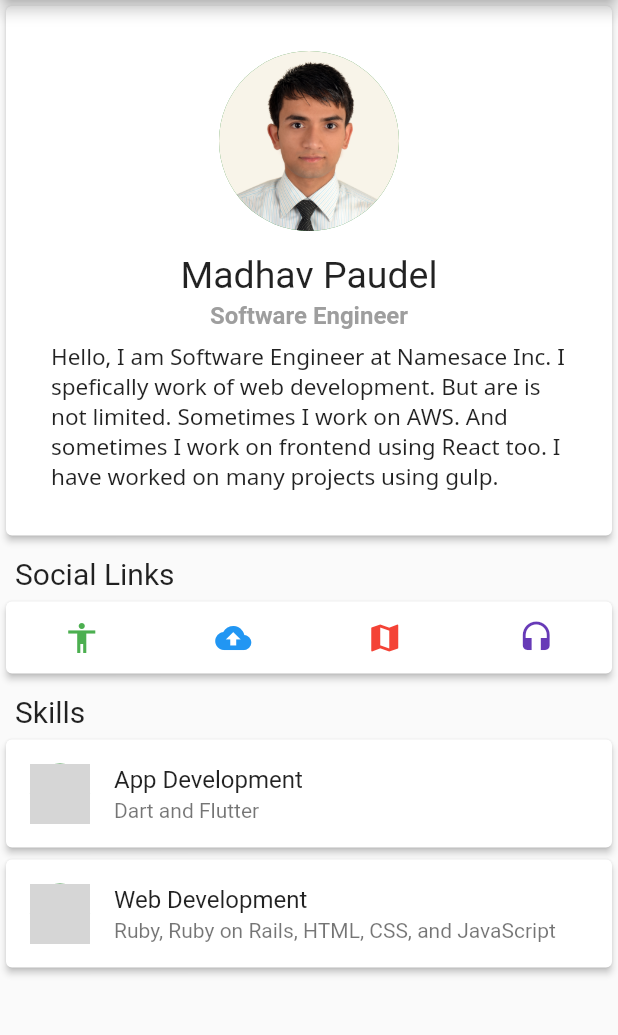
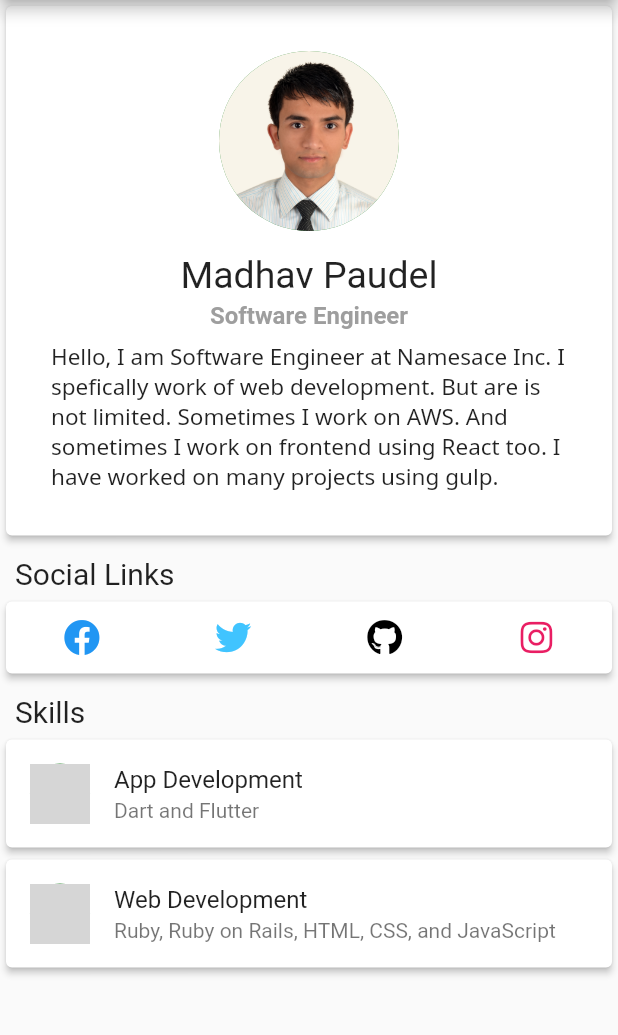
Before and after one commit to poudelmadhav/mycvapp, a Flutter app: the screen it shows after launch, on a phone screen of 412 x 824 dp, the part 84-1119 px from its top. Run offline on Flutter 3.47's test engine with Material 2 defaults, Android fonts, the phone set to English and light mode, and no system bars; our stand-ins replace font_awesome_flutter; network calls fail; grey boxes are pictures that could not be loaded.

Commit message:
fontawesome icons package added and social icons changed to its original icons instead of random icon

```diff
--- a/lib/main.dart
+++ b/lib/main.dart
@@ -1,4 +1,5 @@
 import 'package:flutter/material.dart';
+import 'package:font_awesome_flutter/font_awesome_flutter.dart';
 
 void main() => runApp(MyApp());
 
@@ -87,23 +88,23 @@ class MyApp extends StatelessWidget {
                       onPressed: () {
                         print("pressed");
                       },
-                      color: Colors.green,
-                      icon: Icon(Icons.accessibility),
+                      color: Colors.blue,
+                      icon: FaIcon(FontAwesomeIcons.facebook),
                     ),
                     IconButton(
                       onPressed: () {},
-                      color: Colors.blue,
-                      icon: Icon(Icons.backup),
+                      color: Colors.lightBlueAccent,
+                      icon: FaIcon(FontAwesomeIcons.twitter),
                     ),
                     IconButton(
                       onPressed: () {},
-                      color: Colors.red,
-                      icon: Icon(Icons.map),
+                      color: Colors.black,
+                      icon: FaIcon(FontAwesomeIcons.github),
                     ),
                     IconButton(
                       onPressed: () {},
-                      color: Colors.deepPurple,
-                      icon: Icon(Icons.headset),
+                      color: Colors.pink,
+                      icon: FaIcon(FontAwesomeIcons.instagram),
                     ),
                   ],
                 ),
--- a/pubspec.yaml
+++ b/pubspec.yaml
@@ -23,6 +23,7 @@ dependencies:
   # The following adds the Cupertino Icons font to your application.
   # Use with the CupertinoIcons class for iOS style icons.
   cupertino_icons: ^0.1.2
+  font_awesome_flutter: ^8.8.1
 
 dev_dependencies:
   flutter_test:
```
Also changed, not shown: pubspec.lock.
